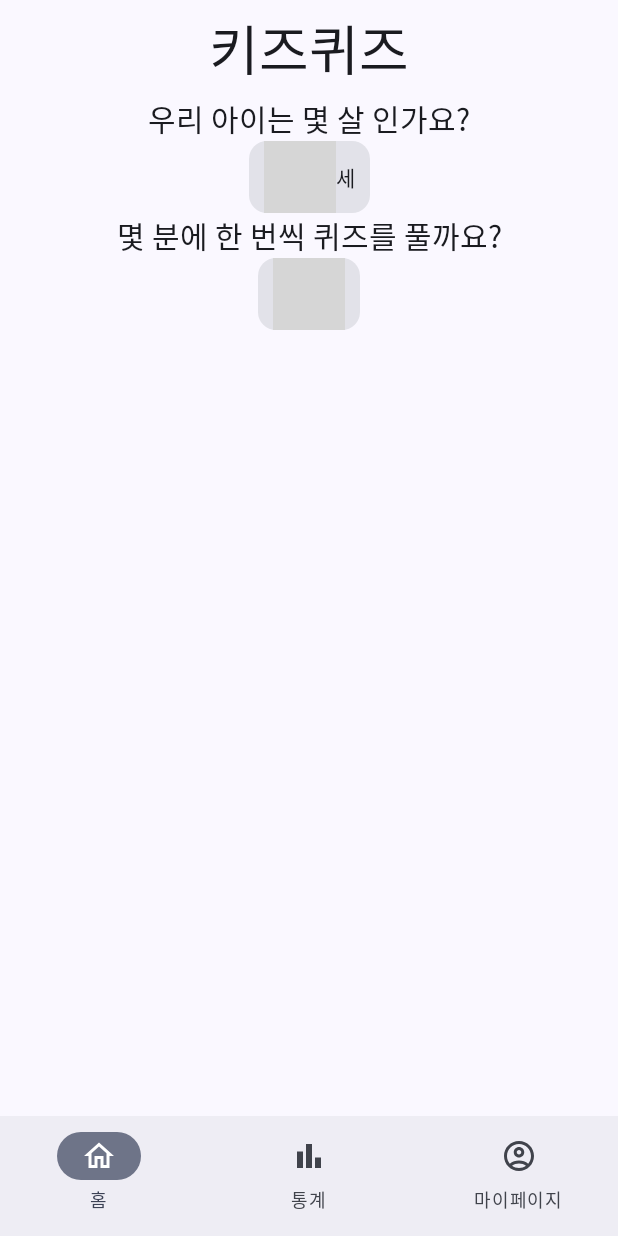
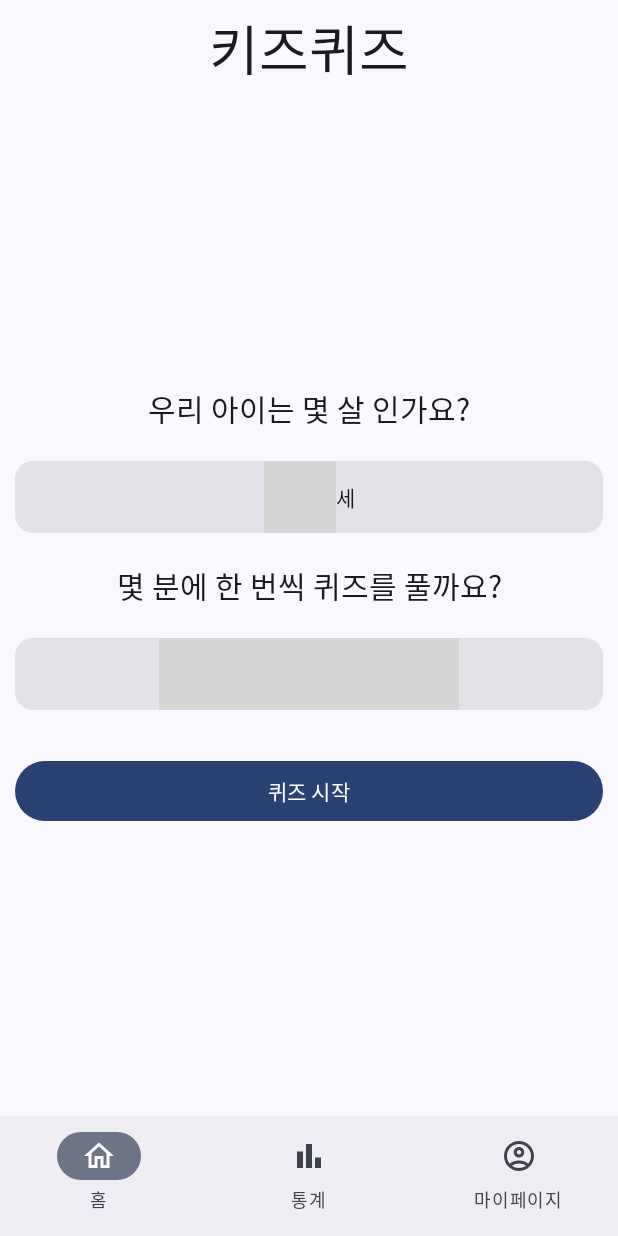
Before and after one commit to gayeon00/KidsQuizRecode, an Android app built with Jetpack Compose: the screen it shows after launch (MainActivity), on a phone screen of 412 x 824 dp. Run offline under Robolectric (Android 15) with nearby library versions, the phone set to English and light mode, and no system bars; libraries missing offline, so code that uses them is left out: com.chargemap.compose; Roboto replaces fonts that are not available here; 4 statements that could not run were skipped; grey boxes are pictures that could not be loaded.

```diff
--- a/app/src/main/AndroidManifest.xml
+++ b/app/src/main/AndroidManifest.xml
@@ -1,13 +1,16 @@
 <?xml version="1.0" encoding="utf-8"?>
 <manifest xmlns:android="http://schemas.android.com/apk/res/android"
     xmlns:tools="http://schemas.android.com/tools">
+
+    <uses-permission android:name="android.permission.INTERNET"/>
+    <uses-permission android:name="android.permission.SYSTEM_ALERT_WINDOW" />
 
     <application
         android:allowBackup="true"
         android:dataExtractionRules="@xml/data_extraction_rules"
         android:fullBackupContent="@xml/backup_rules"
         android:icon="@mipmap/ic_launcher"
-        android:label="@string/app_name"
+        android:label="@string/korean_app_name"
         android:roundIcon="@mipmap/ic_launcher_round"
         android:supportsRtl="true"
         android:theme="@style/Theme.KidsQuizRecode"
@@ -15,7 +18,7 @@
         <activity
             android:name=".MainActivity"
             android:exported="true"
-            android:label="@string/app_name"
+            android:label="@string/korean_app_name"
             android:theme="@style/Theme.KidsQuizRecode">
             <intent-filter>
                 <action android:name="android.intent.action.MAIN" />
--- a/app/src/main/java/com/fugage/kidsquizrecode/ui/home/HomeScreen.kt
+++ b/app/src/main/java/com/fugage/kidsquizrecode/ui/home/HomeScreen.kt
@@ -1,10 +1,16 @@
 package com.fugage.kidsquizrecode.ui.home
 
+import androidx.compose.foundation.layout.Arrangement
 import androidx.compose.foundation.layout.Column
 import androidx.compose.foundation.layout.PaddingValues
 import androidx.compose.foundation.layout.Row
+import androidx.compose.foundation.layout.Spacer
+import androidx.compose.foundation.layout.fillMaxSize
 import androidx.compose.foundation.layout.fillMaxWidth
+import androidx.compose.foundation.layout.height
 import androidx.compose.foundation.layout.padding
+import androidx.compose.foundation.layout.width
+import androidx.compose.material3.Button
 import androidx.compose.material3.Card
 import androidx.compose.material3.MaterialTheme
 import androidx.compose.material3.Text
@@ -34,10 +40,13 @@ fun HomeScreen(
     var agePickerValue by remember { mutableStateOf(0) }
     var fullHourPickerValue by remember { mutableStateOf<Hours>(FullHours(0, 0)) }
 
+    val
+
     Column(
         horizontalAlignment = Alignment.CenterHorizontally,
+        verticalArrangement = Arrangement.Center,
         modifier = modifier
-            .fillMaxWidth()
+            .fillMaxSize()
             .padding(PaddingValues(10.dp, 0.dp))
     ) {
         Text(
@@ -45,11 +54,17 @@ fun HomeScreen(
             style = MaterialTheme.typography.displayMedium
         )
 
+        Spacer(modifier = modifier.height(20.dp))
+
         Card(modifier = modifier
+            .fillMaxWidth()
         ) {
             Row(
-                modifier = modifier.padding(PaddingValues(10.dp, 0.dp)),
-                verticalAlignment = Alignment.CenterVertically
+                modifier = modifier
+                    .fillMaxWidth()
+                    .padding(PaddingValues(10.dp, 0.dp)),
+                verticalAlignment = Alignment.CenterVertically,
+                horizontalArrangement = Arrangement.Center
             ){
                 NumberPicker(
                     value = agePickerValue,
@@ -64,14 +79,28 @@ fun HomeScreen(
 
         }
 
+        Spacer(modifier = modifier.height(20.dp))
+
         Text(
             text = stringResource(R.string.ask_time_interval),
             style = MaterialTheme.typography.displayMedium
         )
+
+        Spacer(modifier = modifier.height(20.dp))
+
         Card(modifier = modifier
+            .fillMaxWidth()
         ) {
+            Row(
+                modifier = modifier
+                    .fillMaxWidth()
+                    .padding(PaddingValues(10.dp, 0.dp)),
+                verticalAlignment = Alignment.CenterVertically,
+                horizontalArrangement = Arrangement.Center
+            ){
                 HoursNumberPicker(
-                modifier = modifier.padding(PaddingValues(10.dp, 0.dp)),
+                    modifier = modifier
+                        .width(200.dp),
                     value = fullHourPickerValue,
                     onValueChange = { fullHourPickerValue = it },
                     hoursDivider = {
@@ -91,6 +120,19 @@ fun HomeScreen(
             }
         }
 
+        Spacer(modifier = modifier.height(30.dp))
+
+        Button(
+            modifier = modifier
+                .fillMaxWidth(),
+            onClick = {
+            /*TODO: 권한 받아오기*/
+            }
+        ) {
+            Text("퀴즈 시작")
+        }
+    }
+
 }
 
 @Preview
```
Lines whose indentation alone changed are shown as unchanged.
